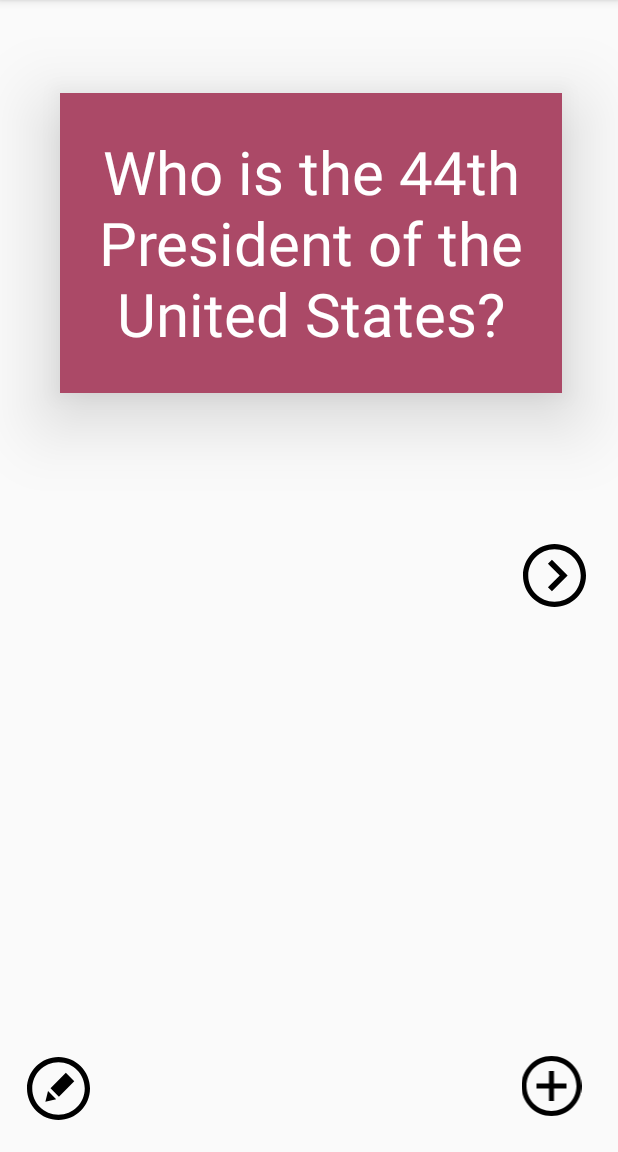
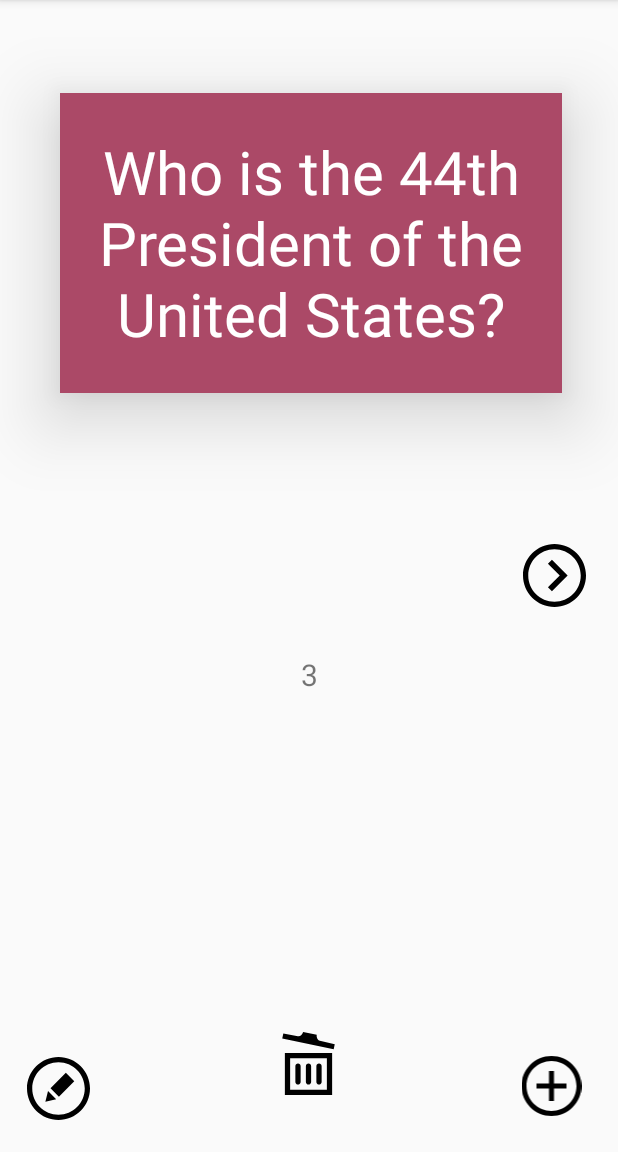
Before and after one commit to mplspunk/flashcard-frenzy-v1, an Android app: the screen it shows after launch (MainActivity), on a phone screen of 412 x 824 dp, the part 84-1236 px from its top. Run offline under Robolectric (Android 15) with nearby library versions, the phone set to English and light mode, and no system bars; our stand-ins replace Room's generated code.

Commit message:
Added more optional elements for Lab 4

```diff
--- a/app/src/main/java/com/example/flashcardfrenzy/AddCardActivity.java
+++ b/app/src/main/java/com/example/flashcardfrenzy/AddCardActivity.java
@@ -50,11 +50,5 @@ public class AddCardActivity extends AppCompatActivity {
 
         });
 
-
-
-
-
-
-
     }
 }
--- a/app/src/main/java/com/example/flashcardfrenzy/MainActivity.java
+++ b/app/src/main/java/com/example/flashcardfrenzy/MainActivity.java
@@ -1,9 +1,9 @@
 package com.example.flashcardfrenzy;
 
 import androidx.appcompat.app.AppCompatActivity;
-
 import android.animation.Animator;
 import android.os.Bundle;
+import android.os.CountDownTimer;
 import android.view.Gravity;
 import android.view.View;
 import android.content.Intent;
@@ -12,9 +12,7 @@ import android.view.animation.Animation;
 import android.view.animation.AnimationUtils;
 import android.widget.TextView;
 import android.widget.Toast;
-
 import com.google.android.material.snackbar.Snackbar;
-
 import java.util.List;
 
 
@@ -24,6 +22,12 @@ public class MainActivity extends AppCompatActivity {
     List<Flashcard> allFlashcards;
     int currentCardDisplayedIndex = 0;
     Flashcard cardToEdit;
+    CountDownTimer countDownTimer;
+
+    private final void startTimer() {
+        countDownTimer.cancel();
+        countDownTimer.start();
+    }
 
     @Override
     protected void onCreate(Bundle savedInstanceState) {
@@ -41,6 +45,17 @@ public class MainActivity extends AppCompatActivity {
         findViewById(R.id.flashcard_question).setBackgroundColor(getResources().getColor(R.color.questionBackground,null));
 
         findViewById(R.id.flashcard_answer).setBackgroundColor(getResources().getColor(R.color.answerBackground, null));
+
+        countDownTimer = new CountDownTimer(11000, 1000) {
+            public void onTick(long millisUntilFinished) {
+                ((TextView) findViewById(R.id.timer)).setText("" + millisUntilFinished / 1000);
+            }
+
+            public void onFinish() {
+            }
+        };
+        startTimer();
+
 
         findViewById(R.id.flashcard_question).setOnClickListener(new View.OnClickListener() {
             @Override
@@ -134,18 +149,42 @@ public class MainActivity extends AppCompatActivity {
                         // we don't need to worry about this method
                     }
                 });
-
+                startTimer();
             }
 
         });
 
         findViewById(R.id.edit).setOnClickListener(new View.OnClickListener() {
             public void onClick(View v) {
-                //(((TextView) findViewById(R.id.flashcard_question)).getText().toString())
                 Intent editCard = new Intent(MainActivity.this, AddCardActivity.class);
                 editCard.putExtra("editQuestion", ((TextView) findViewById(R.id.flashcard_question)).getText().toString());
                 editCard.putExtra("editAnswer", ((TextView) findViewById(R.id.flashcard_answer)).getText().toString());
                 MainActivity.this.startActivityForResult(editCard, 200);
+            }
+        });
+
+        findViewById(R.id.trash).setOnClickListener(new View.OnClickListener() {
+            @Override
+            public void onClick(View v) {
+                flashcardDatabase.deleteCard(((TextView) findViewById(R.id.flashcard_question)).getText().toString());
+                allFlashcards = flashcardDatabase.getAllCards();
+
+                if(currentCardDisplayedIndex < 1) {
+                    currentCardDisplayedIndex = 1;
+                }
+
+                if (allFlashcards.size() > 0 && allFlashcards != null) {
+                    ((TextView) findViewById(R.id.flashcard_question)).setText(allFlashcards.get(currentCardDisplayedIndex - 1).getQuestion());
+                    ((TextView) findViewById(R.id.flashcard_answer)).setText(allFlashcards.get(currentCardDisplayedIndex - 1).getAnswer());
+                    // display a snackbar message when a card is deleted
+                    Snackbar.make(findViewById(R.id.flashcard_question),
+                            "Card successfully deleted!",
+                            Snackbar.LENGTH_SHORT)
+                            .show();
+                } else {
+                    ((TextView) findViewById(R.id.flashcard_question)).setText("Add a card!");
+                    ((TextView) findViewById(R.id.flashcard_answer)).setText("");
+                }
             }
         });
 
@@ -184,16 +223,13 @@ public class MainActivity extends AppCompatActivity {
             flashcardDatabase.updateCard(temp);
             allFlashcards = flashcardDatabase.getAllCards();
 
-            // display a snackbar message when a card is created
+            // display a snackbar message when a card is updated
             Snackbar.make(findViewById(R.id.flashcard_question),
                     "Card successfully updated!",
                     Snackbar.LENGTH_SHORT)
                     .show();
         }
 
-
-
         }
 
-
 }
--- /dev/null
+++ b/app/src/main/res/drawable/trash.xml
@@ -0,0 +1,9 @@
+<vector xmlns:android="http://schemas.android.com/apk/res/android"
+    android:width="24dp"
+    android:height="24dp"
+    android:viewportWidth="24"
+    android:viewportHeight="24">
+  <path
+      android:fillColor="#FF000000"
+      android:pathData="M9,13v6c0,0.552 -0.448,1 -1,1s-1,-0.448 -1,-1v-6c0,-0.552 0.448,-1 1,-1s1,0.448 1,1zM16,12c-0.552,0 -1,0.448 -1,1v6c0,0.552 0.448,1 1,1s1,-0.448 1,-1v-6c0,-0.552 -0.448,-1 -1,-1zM12,12c-0.552,0 -1,0.448 -1,1v6c0,0.552 0.448,1 1,1s1,-0.448 1,-1v-6c0,-0.552 -0.448,-1 -1,-1zM16.333,3.377c-0.882,-0.184 -1.373,-1.409 -1.189,-2.291l-5.203,-1.086c-0.184,0.883 -1.123,1.81 -2.004,1.625l-5.528,-1.099 -0.409,1.958 19.591,4.099 0.409,-1.958 -5.667,-1.248zM21,8v16h-18v-16h18zM19,22v-12h-14v12h14z"/>
+</vector>
--- a/app/src/main/res/layout/activity_main.xml
+++ b/app/src/main/res/layout/activity_main.xml
@@ -74,4 +74,28 @@
         android:layout_marginBottom="21dp"
         android:src="@drawable/edit" />
 
+    <TextView
+        android:id="@+id/timer"
+        android:layout_width="80dp"
+        android:layout_height="50dp"
+        android:layout_alignParentBottom="true"
+        android:layout_centerInParent="true"
+        android:layout_marginStart="3dp"
+        android:layout_marginBottom="293dp"
+        android:gravity="center"
+        android:textAlignment="center"
+        android:textAllCaps="false"
+        android:textSize="20sp"/>
+
+    <ImageView
+        android:id="@+id/trash"
+        android:layout_width="42dp"
+        android:layout_height="42dp"
+        android:layout_alignParentEnd="true"
+        android:layout_alignParentBottom="true"
+        android:layout_centerInParent="true"
+        android:layout_marginEnd="185dp"
+        android:layout_marginBottom="38dp"
+        android:src="@drawable/trash" />
+
 </RelativeLayout>
```
